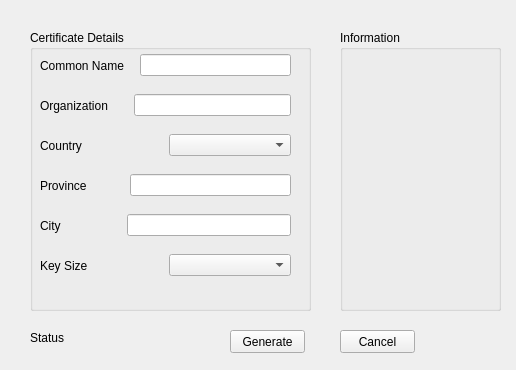
This is gencsr.ui in stacywaturi/Design1 as Qt 5 draws it before an edit. The edited form follows.
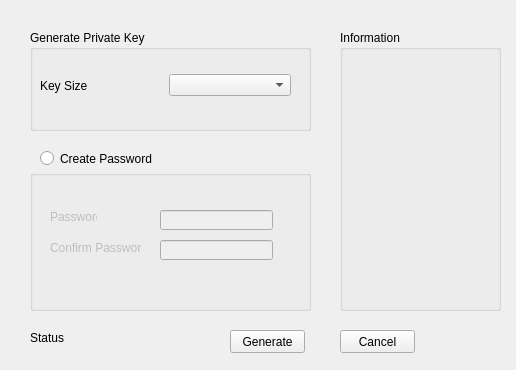
This is the edited form.

Patch:
```diff
--- a/gencsr.ui
+++ b/gencsr.ui
@@ -19,137 +19,17 @@
      <x>30</x>
      <y>30</y>
      <width>281</width>
-     <height>281</height>
+     <height>101</height>
     </rect>
    </property>
    <property name="title">
-    <string>Certificate Details</string>
+    <string>Generate Private Key</string>
    </property>
-   <widget class="QWidget" name="horizontalLayoutWidget">
-    <property name="geometry">
-     <rect>
-      <x>10</x>
-      <y>20</y>
-      <width>251</width>
-      <height>31</height>
-     </rect>
-    </property>
-    <layout class="QHBoxLayout" name="horizontalLayout">
-     <item>
-      <widget class="QLabel" name="commonNameLabel">
-       <property name="text">
-        <string>Common Name   </string>
-       </property>
-      </widget>
-     </item>
-     <item>
-      <widget class="QLineEdit" name="commonNameLineEdit"/>
-     </item>
-    </layout>
-   </widget>
-   <widget class="QWidget" name="horizontalLayoutWidget_2">
-    <property name="geometry">
-     <rect>
-      <x>10</x>
-      <y>60</y>
-      <width>251</width>
-      <height>31</height>
-     </rect>
-    </property>
-    <layout class="QHBoxLayout" name="horizontalLayout_2">
-     <item>
-      <widget class="QLabel" name="label_2">
-       <property name="text">
-        <string>Organization      </string>
-       </property>
-      </widget>
-     </item>
-     <item>
-      <widget class="QLineEdit" name="organizationLineEdit"/>
-     </item>
-    </layout>
-   </widget>
-   <widget class="QWidget" name="horizontalLayoutWidget_3">
-    <property name="geometry">
-     <rect>
-      <x>10</x>
-      <y>100</y>
-      <width>251</width>
-      <height>31</height>
-     </rect>
-    </property>
-    <layout class="QHBoxLayout" name="horizontalLayout_3">
-     <item>
-      <widget class="QLabel" name="label_3">
-       <property name="text">
-        <string>Country</string>
-       </property>
-      </widget>
-     </item>
-     <item>
-      <widget class="QComboBox" name="countryComboBox">
-       <property name="minimumSize">
-        <size>
-         <width>121</width>
-         <height>0</height>
-        </size>
-       </property>
-       <property name="editable">
-        <bool>false</bool>
-       </property>
-      </widget>
-     </item>
-    </layout>
-   </widget>
-   <widget class="QWidget" name="horizontalLayoutWidget_4">
-    <property name="geometry">
-     <rect>
-      <x>10</x>
-      <y>180</y>
-      <width>251</width>
-      <height>31</height>
-     </rect>
-    </property>
-    <layout class="QHBoxLayout" name="horizontalLayout_4">
-     <item>
-      <widget class="QLabel" name="label_4">
-       <property name="text">
-        <string>City                  </string>
-       </property>
-      </widget>
-     </item>
-     <item>
-      <widget class="QLineEdit" name="cityLineEdit"/>
-     </item>
-    </layout>
-   </widget>
-   <widget class="QWidget" name="horizontalLayoutWidget_5">
-    <property name="geometry">
-     <rect>
-      <x>10</x>
-      <y>140</y>
-      <width>251</width>
-      <height>31</height>
-     </rect>
-    </property>
-    <layout class="QHBoxLayout" name="horizontalLayout_5">
-     <item>
-      <widget class="QLabel" name="label_5">
-       <property name="text">
-        <string>Province           </string>
-       </property>
-      </widget>
-     </item>
-     <item>
-      <widget class="QLineEdit" name="provinceLineEdit"/>
-     </item>
-    </layout>
-   </widget>
    <widget class="QWidget" name="horizontalLayoutWidget_6">
     <property name="geometry">
      <rect>
       <x>10</x>
-      <y>220</y>
+      <y>40</y>
       <width>251</width>
       <height>31</height>
      </rect>
@@ -220,6 +100,87 @@
     <string>Status</string>
    </property>
   </widget>
+  <widget class="QGroupBox" name="hBoxCreatePassword">
+   <property name="enabled">
+    <bool>false</bool>
+   </property>
+   <property name="geometry">
+    <rect>
+     <x>30</x>
+     <y>170</y>
+     <width>281</width>
+     <height>141</height>
+    </rect>
+   </property>
+   <property name="title">
+    <string/>
+   </property>
+   <widget class="QLineEdit" name="password_private_key">
+    <property name="geometry">
+     <rect>
+      <x>130</x>
+      <y>40</y>
+      <width>113</width>
+      <height>20</height>
+     </rect>
+    </property>
+    <property name="echoMode">
+     <enum>QLineEdit::Password</enum>
+    </property>
+   </widget>
+   <widget class="QLineEdit" name="confirm_password_private_key">
+    <property name="geometry">
+     <rect>
+      <x>130</x>
+      <y>70</y>
+      <width>113</width>
+      <height>20</height>
+     </rect>
+    </property>
+    <property name="echoMode">
+     <enum>QLineEdit::Password</enum>
+    </property>
+   </widget>
+   <widget class="QLabel" name="label_2">
+    <property name="geometry">
+     <rect>
+      <x>20</x>
+      <y>40</y>
+      <width>47</width>
+      <height>13</height>
+     </rect>
+    </property>
+    <property name="text">
+     <string>Password</string>
+    </property>
+   </widget>
+   <widget class="QLabel" name="label_3">
+    <property name="geometry">
+     <rect>
+      <x>20</x>
+      <y>70</y>
+      <width>91</width>
+      <height>16</height>
+     </rect>
+    </property>
+    <property name="text">
+     <string>Confirm Password</string>
+    </property>
+   </widget>
+  </widget>
+  <widget class="QRadioButton" name="create_password_privatekey_radioButton">
+   <property name="geometry">
+    <rect>
+     <x>40</x>
+     <y>150</y>
+     <width>201</width>
+     <height>17</height>
+    </rect>
+   </property>
+   <property name="text">
+    <string>Create Password</string>
+   </property>
+  </widget>
  </widget>
  <resources/>
  <connections/>
```
